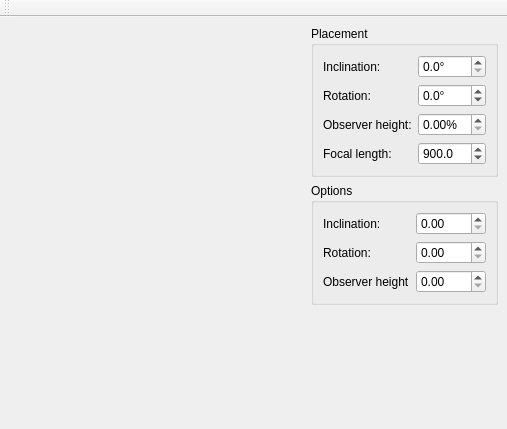
aportale/cartonizer, file src/cartonizermainwindow.ui: the form before one commit.
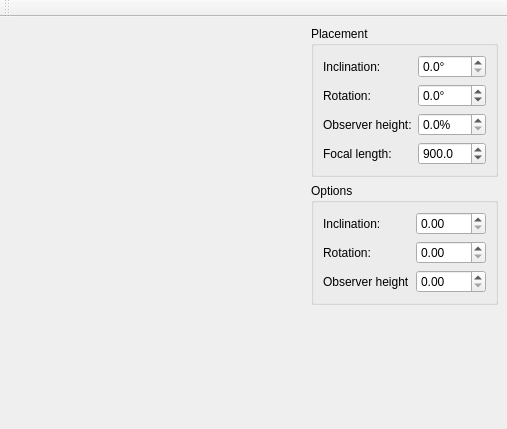
The form after the commit. Custom widgets are drawn as their Qt base class.

```diff
--- a/src/cartonizermainwindow.ui
+++ b/src/cartonizermainwindow.ui
@@ -120,6 +120,12 @@
             <property name="suffix" >
              <string>%</string>
             </property>
+            <property name="decimals" >
+             <number>1</number>
+            </property>
+            <property name="maximum" >
+             <double>150.000000000000000</double>
+            </property>
            </widget>
           </item>
           <item row="3" column="0" >
```
Left out of the diff: 15 changed lines with no effect on the pictures.
